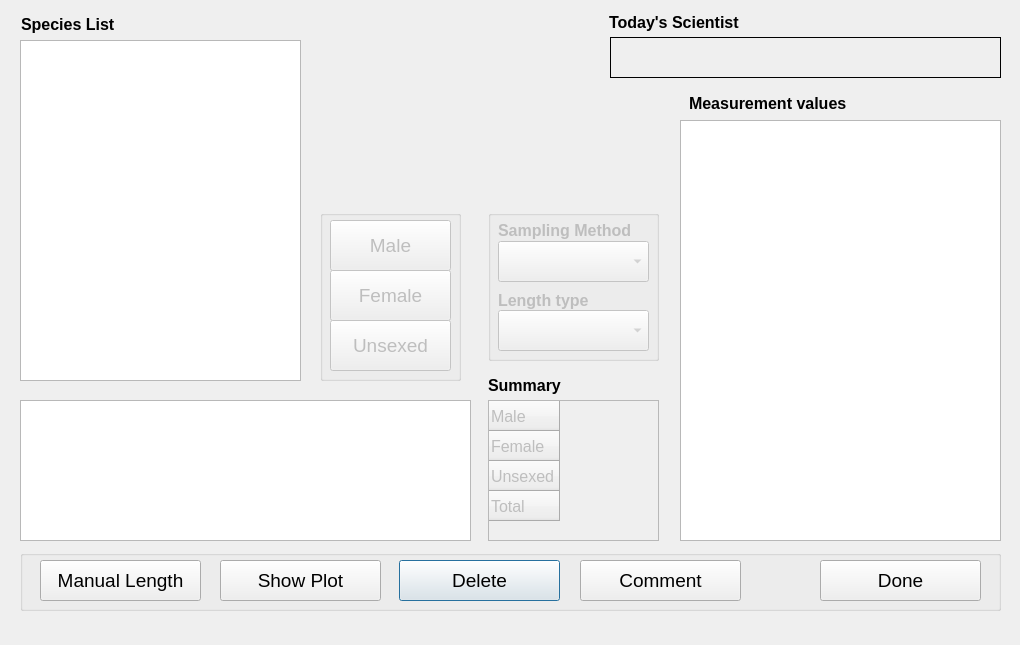
First picture: the form in ui/CLAMSLength.ui, repository guyuhong/CLAMS, before the edit.
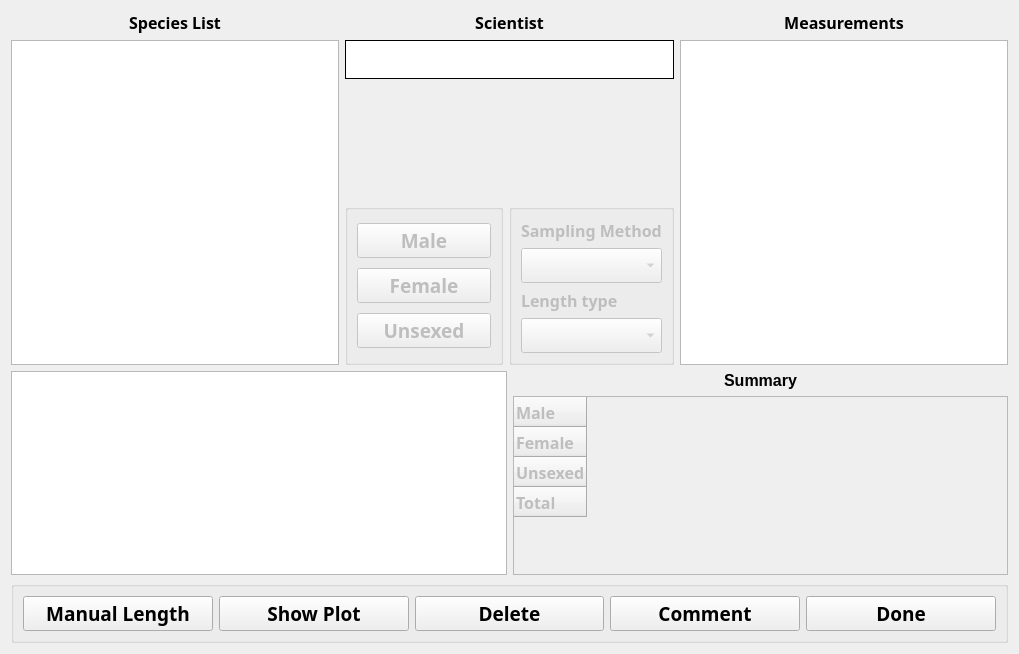
Second picture: the form after the edit.

Patch:
```diff
--- a/ui/CLAMSLength.ui
+++ b/ui/CLAMSLength.ui
@@ -6,275 +6,78 @@
    <rect>
     <x>0</x>
     <y>0</y>
-    <width>1020</width>
-    <height>645</height>
+    <width>1019</width>
+    <height>654</height>
    </rect>
   </property>
   <property name="windowTitle">
    <string>CLAMS Length</string>
   </property>
-  <widget class="QLabel" name="sciLabel">
-   <property name="geometry">
-    <rect>
-     <x>610</x>
-     <y>37</y>
-     <width>391</width>
-     <height>41</height>
-    </rect>
+  <layout class="QVBoxLayout" name="verticalLayout_5">
+   <item>
+    <layout class="QHBoxLayout" name="horizontalLayout_2">
+     <item>
+      <layout class="QVBoxLayout" name="verticalLayout_3">
+       <item>
+        <widget class="QLabel" name="label_5">
+         <property name="sizePolicy">
+          <sizepolicy hsizetype="Preferred" vsizetype="Preferred">
+           <horstretch>15</horstretch>
+           <verstretch>0</verstretch>
+          </sizepolicy>
    </property>
    <property name="font">
     <font>
-     <pointsize>20</pointsize>
+           <family>Arial Black</family>
+           <pointsize>12</pointsize>
      <weight>75</weight>
      <bold>true</bold>
     </font>
    </property>
-   <property name="autoFillBackground">
-    <bool>true</bool>
-   </property>
-   <property name="frameShape">
-    <enum>QFrame::Panel</enum>
-   </property>
-   <property name="frameShadow">
-    <enum>QFrame::Plain</enum>
-   </property>
-   <property name="lineWidth">
-    <number>1</number>
-   </property>
    <property name="text">
-    <string/>
-   </property>
-  </widget>
-  <widget class="QGroupBox" name="bottomBox">
-   <property name="geometry">
-    <rect>
-     <x>20</x>
-     <y>550</y>
-     <width>981</width>
-     <height>61</height>
-    </rect>
-   </property>
-   <property name="title">
-    <string/>
-   </property>
-   <widget class="QPushButton" name="deleteBtn">
-    <property name="geometry">
-     <rect>
-      <x>379</x>
-      <y>10</y>
-      <width>161</width>
-      <height>41</height>
-     </rect>
-    </property>
-    <property name="font">
-     <font>
-      <pointsize>14</pointsize>
-     </font>
-    </property>
-    <property name="text">
-     <string>Delete</string>
-    </property>
-   </widget>
-   <widget class="QPushButton" name="doneBtn">
-    <property name="geometry">
-     <rect>
-      <x>800</x>
-      <y>10</y>
-      <width>161</width>
-      <height>41</height>
-     </rect>
+          <string>Species List</string>
+         </property>
+         <property name="alignment">
+          <set>Qt::AlignCenter</set>
+         </property>
+        </widget>
+       </item>
+       <item>
+        <widget class="QListWidget" name="speciesList">
+         <property name="sizePolicy">
+          <sizepolicy hsizetype="Expanding" vsizetype="MinimumExpanding">
+           <horstretch>15</horstretch>
+           <verstretch>75</verstretch>
+          </sizepolicy>
     </property>
     <property name="font">
      <font>
-      <pointsize>14</pointsize>
-     </font>
-    </property>
-    <property name="text">
-     <string>Done</string>
-    </property>
-   </widget>
-   <widget class="QPushButton" name="extraBtn_2">
-    <property name="geometry">
-     <rect>
-      <x>200</x>
-      <y>10</y>
-      <width>161</width>
-      <height>41</height>
-     </rect>
-    </property>
-    <property name="font">
-     <font>
-      <pointsize>14</pointsize>
-     </font>
-    </property>
-    <property name="text">
-     <string>Show Plot</string>
-    </property>
-    <property name="checkable">
-     <bool>true</bool>
-    </property>
-   </widget>
-   <widget class="QPushButton" name="commentBtn">
-    <property name="geometry">
-     <rect>
-      <x>560</x>
-      <y>10</y>
-      <width>161</width>
-      <height>41</height>
-     </rect>
-    </property>
-    <property name="font">
-     <font>
-      <pointsize>14</pointsize>
-     </font>
-    </property>
-    <property name="text">
-     <string>Comment</string>
-    </property>
-   </widget>
-   <widget class="QPushButton" name="manualBtn">
-    <property name="geometry">
-     <rect>
-      <x>20</x>
-      <y>10</y>
-      <width>161</width>
-      <height>41</height>
-     </rect>
-    </property>
-    <property name="font">
-     <font>
-      <pointsize>14</pointsize>
-     </font>
-    </property>
-    <property name="text">
-     <string>Manual Length</string>
-    </property>
-   </widget>
-  </widget>
-  <widget class="QTableWidget" name="sumTable">
-   <property name="enabled">
-    <bool>false</bool>
-   </property>
-   <property name="geometry">
-    <rect>
-     <x>488</x>
-     <y>400</y>
-     <width>171</width>
-     <height>141</height>
-    </rect>
-   </property>
-   <property name="font">
-    <font>
-     <pointsize>12</pointsize>
-    </font>
-   </property>
-   <row>
-    <property name="text">
-     <string>Male</string>
-    </property>
-   </row>
-   <row>
-    <property name="text">
-     <string>Female</string>
-    </property>
-   </row>
-   <row>
-    <property name="text">
-     <string>Unsexed</string>
-    </property>
-   </row>
-   <row>
-    <property name="text">
-     <string>Total</string>
-    </property>
-   </row>
-  </widget>
-  <widget class="QLabel" name="label_3">
-   <property name="geometry">
-    <rect>
-     <x>689</x>
-     <y>93</y>
-     <width>211</width>
-     <height>20</height>
-    </rect>
-   </property>
-   <property name="font">
-    <font>
-     <pointsize>12</pointsize>
+           <family>Arial Black</family>
+           <pointsize>11</pointsize>
      <weight>75</weight>
      <bold>true</bold>
     </font>
    </property>
-   <property name="text">
-    <string>Measurement values</string>
-   </property>
-  </widget>
-  <widget class="QLabel" name="label_4">
-   <property name="geometry">
-    <rect>
-     <x>488</x>
-     <y>375</y>
-     <width>119</width>
-     <height>20</height>
-    </rect>
-   </property>
-   <property name="font">
-    <font>
-     <pointsize>12</pointsize>
-     <weight>75</weight>
-     <bold>true</bold>
-    </font>
-   </property>
-   <property name="text">
-    <string>Summary</string>
-   </property>
-  </widget>
+        </widget>
+       </item>
+      </layout>
+     </item>
+     <item>
+      <layout class="QGridLayout" name="gridLayout">
+       <item row="3" column="1">
   <widget class="QGroupBox" name="otherBox">
    <property name="enabled">
     <bool>false</bool>
    </property>
-   <property name="geometry">
-    <rect>
-     <x>488</x>
-     <y>210</y>
-     <width>171</width>
-     <height>151</height>
-    </rect>
-   </property>
    <property name="title">
     <string/>
    </property>
-   <widget class="QLabel" name="label">
-    <property name="geometry">
-     <rect>
-      <x>10</x>
-      <y>80</y>
-      <width>111</width>
-      <height>20</height>
-     </rect>
-    </property>
-    <property name="font">
-     <font>
-      <pointsize>12</pointsize>
-      <weight>75</weight>
-      <bold>true</bold>
-     </font>
-    </property>
-    <property name="text">
-     <string>Length type</string>
-    </property>
-   </widget>
+         <layout class="QVBoxLayout" name="verticalLayout_6">
+          <item>
    <widget class="QLabel" name="label_2">
-    <property name="geometry">
-     <rect>
-      <x>10</x>
-      <y>10</y>
-      <width>151</width>
-      <height>20</height>
-     </rect>
-    </property>
     <property name="font">
      <font>
+              <family>Arial Black</family>
       <pointsize>12</pointsize>
       <weight>75</weight>
       <bold>true</bold>
@@ -284,99 +87,72 @@
      <string>Sampling Method</string>
     </property>
    </widget>
+          </item>
+          <item>
    <widget class="QComboBox" name="samplingMethodBox">
-    <property name="geometry">
-     <rect>
-      <x>10</x>
-      <y>31</y>
-      <width>151</width>
-      <height>41</height>
-     </rect>
-    </property>
     <property name="font">
      <font>
+              <family>Arial Black</family>
       <pointsize>14</pointsize>
+              <weight>75</weight>
+              <bold>true</bold>
      </font>
     </property>
    </widget>
+          </item>
+          <item>
+           <widget class="QLabel" name="label">
+            <property name="font">
+             <font>
+              <family>Arial Black</family>
+              <pointsize>12</pointsize>
+              <weight>75</weight>
+              <bold>true</bold>
+             </font>
+            </property>
+            <property name="text">
+             <string>Length type</string>
+            </property>
+           </widget>
+          </item>
+          <item>
    <widget class="QComboBox" name="lengthTypeBox">
-    <property name="geometry">
-     <rect>
-      <x>10</x>
-      <y>100</y>
-      <width>151</width>
-      <height>41</height>
-     </rect>
-    </property>
     <property name="font">
      <font>
+              <family>Arial Black</family>
       <pointsize>14</pointsize>
-     </font>
-    </property>
-   </widget>
-  </widget>
-  <widget class="QLabel" name="label_5">
-   <property name="geometry">
-    <rect>
-     <x>21</x>
-     <y>14</y>
-     <width>121</width>
-     <height>20</height>
-    </rect>
-   </property>
-   <property name="font">
-    <font>
-     <pointsize>12</pointsize>
      <weight>75</weight>
      <bold>true</bold>
     </font>
    </property>
-   <property name="text">
-    <string>Species List</string>
-   </property>
-  </widget>
-  <widget class="QListWidget" name="speciesList">
-   <property name="geometry">
-    <rect>
-     <x>20</x>
-     <y>40</y>
-     <width>281</width>
-     <height>341</height>
-    </rect>
-   </property>
-   <property name="font">
-    <font>
-     <pointsize>18</pointsize>
-    </font>
-   </property>
-  </widget>
+           </widget>
+          </item>
+         </layout>
+        </widget>
+       </item>
+       <item row="3" column="0">
   <widget class="QGroupBox" name="groupSexBox">
    <property name="enabled">
     <bool>false</bool>
    </property>
-   <property name="geometry">
-    <rect>
-     <x>320</x>
-     <y>210</y>
-     <width>141</width>
-     <height>171</height>
-    </rect>
+         <property name="sizePolicy">
+          <sizepolicy hsizetype="Preferred" vsizetype="Preferred">
+           <horstretch>15</horstretch>
+           <verstretch>0</verstretch>
+          </sizepolicy>
    </property>
    <property name="title">
     <string/>
    </property>
+         <layout class="QVBoxLayout" name="verticalLayout">
+          <item>
    <widget class="QPushButton" name="maleBtn">
-    <property name="geometry">
-     <rect>
-      <x>10</x>
-      <y>10</y>
-      <width>121</width>
-      <height>51</height>
-     </rect>
-    </property>
     <property name="font">
      <font>
+              <family>Arial Black</family>
       <pointsize>14</pointsize>
+              <weight>75</weight>
+              <bold>true</bold>
      </font>
     </property>
     <property name="text">
@@ -386,18 +162,15 @@
      <bool>true</bool>
     </property>
    </widget>
+          </item>
+          <item>
    <widget class="QPushButton" name="femaleBtn">
-    <property name="geometry">
-     <rect>
-      <x>10</x>
-      <y>60</y>
-      <width>121</width>
-      <height>51</height>
-     </rect>
-    </property>
     <property name="font">
      <font>
+              <family>Arial Black</family>
       <pointsize>14</pointsize>
+              <weight>75</weight>
+              <bold>true</bold>
      </font>
     </property>
     <property name="text">
@@ -407,18 +180,15 @@
      <bool>true</bool>
     </property>
    </widget>
+          </item>
+          <item>
    <widget class="QPushButton" name="unsexBtn">
-    <property name="geometry">
-     <rect>
-      <x>10</x>
-      <y>110</y>
-      <width>121</width>
-      <height>51</height>
-     </rect>
-    </property>
     <property name="font">
      <font>
+              <family>Arial Black</family>
       <pointsize>14</pointsize>
+              <weight>75</weight>
+              <bold>true</bold>
      </font>
     </property>
     <property name="text">
@@ -428,35 +198,17 @@
      <bool>true</bool>
     </property>
    </widget>
-  </widget>
-  <widget class="QLabel" name="label_10">
-   <property name="geometry">
-    <rect>
-     <x>609</x>
-     <y>10</y>
-     <width>162</width>
-     <height>24</height>
-    </rect>
-   </property>
-   <property name="font">
-    <font>
-     <pointsize>12</pointsize>
-     <weight>75</weight>
-     <bold>true</bold>
-    </font>
-   </property>
-   <property name="text">
-    <string>Today's Scientist</string>
-   </property>
-  </widget>
+          </item>
+         </layout>
+        </widget>
+       </item>
+       <item row="2" column="0" colspan="2">
   <widget class="QLabel" name="picLabel">
-   <property name="geometry">
-    <rect>
-     <x>330</x>
-     <y>10</y>
-     <width>261</width>
-     <height>196</height>
-    </rect>
+         <property name="sizePolicy">
+          <sizepolicy hsizetype="Preferred" vsizetype="MinimumExpanding">
+           <horstretch>15</horstretch>
+           <verstretch>0</verstretch>
+          </sizepolicy>
    </property>
    <property name="font">
     <font>
@@ -476,29 +228,304 @@
     <string/>
    </property>
   </widget>
+       </item>
+       <item row="0" column="0" colspan="2">
+        <widget class="QLabel" name="label_10">
+         <property name="sizePolicy">
+          <sizepolicy hsizetype="Preferred" vsizetype="Preferred">
+           <horstretch>15</horstretch>
+           <verstretch>0</verstretch>
+          </sizepolicy>
+         </property>
+         <property name="font">
+          <font>
+           <family>Arial Black</family>
+           <pointsize>12</pointsize>
+           <weight>75</weight>
+           <bold>true</bold>
+          </font>
+         </property>
+         <property name="text">
+          <string>Scientist</string>
+         </property>
+         <property name="alignment">
+          <set>Qt::AlignCenter</set>
+         </property>
+        </widget>
+       </item>
+       <item row="1" column="0" colspan="2">
+        <widget class="QLabel" name="sciLabel">
+         <property name="sizePolicy">
+          <sizepolicy hsizetype="Preferred" vsizetype="Preferred">
+           <horstretch>15</horstretch>
+           <verstretch>0</verstretch>
+          </sizepolicy>
+         </property>
+         <property name="font">
+          <font>
+           <family>Arial Black</family>
+           <pointsize>20</pointsize>
+           <weight>75</weight>
+           <bold>true</bold>
+          </font>
+         </property>
+         <property name="autoFillBackground">
+          <bool>false</bool>
+         </property>
+         <property name="styleSheet">
+          <string notr="true">QWidget {
+    background-color: white;
+}</string>
+         </property>
+         <property name="frameShape">
+          <enum>QFrame::Panel</enum>
+         </property>
+         <property name="frameShadow">
+          <enum>QFrame::Plain</enum>
+         </property>
+         <property name="lineWidth">
+          <number>1</number>
+         </property>
+         <property name="text">
+          <string/>
+         </property>
+        </widget>
+       </item>
+      </layout>
+     </item>
+     <item>
+      <layout class="QVBoxLayout" name="verticalLayout_2">
+       <item>
+        <widget class="QLabel" name="label_3">
+         <property name="sizePolicy">
+          <sizepolicy hsizetype="Preferred" vsizetype="Preferred">
+           <horstretch>15</horstretch>
+           <verstretch>0</verstretch>
+          </sizepolicy>
+         </property>
+         <property name="font">
+          <font>
+           <family>Arial Black</family>
+           <pointsize>12</pointsize>
+           <weight>75</weight>
+           <bold>true</bold>
+          </font>
+         </property>
+         <property name="text">
+          <string>Measurements</string>
+         </property>
+         <property name="alignment">
+          <set>Qt::AlignCenter</set>
+         </property>
+        </widget>
+       </item>
+       <item>
   <widget class="QTableView" name="measureView">
-   <property name="geometry">
-    <rect>
-     <x>680</x>
-     <y>120</y>
-     <width>321</width>
-     <height>421</height>
-    </rect>
+         <property name="sizePolicy">
+          <sizepolicy hsizetype="Expanding" vsizetype="MinimumExpanding">
+           <horstretch>15</horstretch>
+           <verstretch>75</verstretch>
+          </sizepolicy>
+         </property>
+         <property name="minimumSize">
+          <size>
+           <width>0</width>
+           <height>325</height>
+          </size>
+         </property>
+         <property name="font">
+          <font>
+           <family>Arial Black</family>
+           <pointsize>11</pointsize>
+           <weight>75</weight>
+           <bold>true</bold>
+          </font>
    </property>
    <attribute name="verticalHeaderVisible">
     <bool>false</bool>
    </attribute>
   </widget>
+       </item>
+      </layout>
+     </item>
+    </layout>
+   </item>
+   <item>
+    <layout class="QHBoxLayout" name="horizontalLayout_3">
+     <item>
   <widget class="QGraphicsView" name="lfPlot">
-   <property name="geometry">
-    <rect>
-     <x>20</x>
-     <y>400</y>
-     <width>451</width>
-     <height>141</height>
-    </rect>
-   </property>
-  </widget>
+       <property name="sizePolicy">
+        <sizepolicy hsizetype="Expanding" vsizetype="Minimum">
+         <horstretch>0</horstretch>
+         <verstretch>0</verstretch>
+        </sizepolicy>
+       </property>
+       <property name="minimumSize">
+        <size>
+         <width>0</width>
+         <height>0</height>
+        </size>
+       </property>
+      </widget>
+     </item>
+     <item>
+      <layout class="QVBoxLayout" name="verticalLayout_4">
+       <item>
+        <widget class="QLabel" name="label_4">
+         <property name="sizePolicy">
+          <sizepolicy hsizetype="Preferred" vsizetype="Preferred">
+           <horstretch>0</horstretch>
+           <verstretch>0</verstretch>
+          </sizepolicy>
+         </property>
+         <property name="font">
+          <font>
+           <pointsize>12</pointsize>
+           <weight>75</weight>
+           <bold>true</bold>
+          </font>
+         </property>
+         <property name="text">
+          <string>Summary</string>
+         </property>
+         <property name="alignment">
+          <set>Qt::AlignCenter</set>
+         </property>
+        </widget>
+       </item>
+       <item>
+        <widget class="QTableWidget" name="sumTable">
+         <property name="enabled">
+          <bool>false</bool>
+         </property>
+         <property name="sizePolicy">
+          <sizepolicy hsizetype="Expanding" vsizetype="Preferred">
+           <horstretch>0</horstretch>
+           <verstretch>0</verstretch>
+          </sizepolicy>
+         </property>
+         <property name="font">
+          <font>
+           <family>Arial Black</family>
+           <pointsize>12</pointsize>
+           <weight>75</weight>
+           <bold>true</bold>
+          </font>
+         </property>
+         <row>
+          <property name="text">
+           <string>Male</string>
+          </property>
+         </row>
+         <row>
+          <property name="text">
+           <string>Female</string>
+          </property>
+         </row>
+         <row>
+          <property name="text">
+           <string>Unsexed</string>
+          </property>
+         </row>
+         <row>
+          <property name="text">
+           <string>Total</string>
+          </property>
+         </row>
+        </widget>
+       </item>
+      </layout>
+     </item>
+    </layout>
+   </item>
+   <item>
+    <widget class="QGroupBox" name="bottomBox">
+     <property name="title">
+      <string/>
+     </property>
+     <layout class="QHBoxLayout" name="horizontalLayout">
+      <item>
+       <widget class="QPushButton" name="manualBtn">
+        <property name="font">
+         <font>
+          <family>Arial Black</family>
+          <pointsize>14</pointsize>
+          <weight>75</weight>
+          <bold>true</bold>
+         </font>
+        </property>
+        <property name="text">
+         <string>Manual Length</string>
+        </property>
+       </widget>
+      </item>
+      <item>
+       <widget class="QPushButton" name="extraBtn_2">
+        <property name="font">
+         <font>
+          <family>Arial Black</family>
+          <pointsize>14</pointsize>
+          <weight>75</weight>
+          <bold>true</bold>
+         </font>
+        </property>
+        <property name="text">
+         <string>Show Plot</string>
+        </property>
+        <property name="checkable">
+         <bool>true</bool>
+        </property>
+       </widget>
+      </item>
+      <item>
+       <widget class="QPushButton" name="deleteBtn">
+        <property name="font">
+         <font>
+          <family>Arial Black</family>
+          <pointsize>14</pointsize>
+          <weight>75</weight>
+          <bold>true</bold>
+         </font>
+        </property>
+        <property name="text">
+         <string>Delete</string>
+        </property>
+       </widget>
+      </item>
+      <item>
+       <widget class="QPushButton" name="commentBtn">
+        <property name="font">
+         <font>
+          <family>Arial Black</family>
+          <pointsize>14</pointsize>
+          <weight>75</weight>
+          <bold>true</bold>
+         </font>
+        </property>
+        <property name="text">
+         <string>Comment</string>
+        </property>
+       </widget>
+      </item>
+      <item>
+       <widget class="QPushButton" name="doneBtn">
+        <property name="font">
+         <font>
+          <family>Arial Black</family>
+          <pointsize>14</pointsize>
+          <weight>75</weight>
+          <bold>true</bold>
+         </font>
+        </property>
+        <property name="text">
+         <string>Done</string>
+        </property>
+       </widget>
+      </item>
+     </layout>
+    </widget>
+   </item>
+  </layout>
  </widget>
  <resources/>
  <connections/>
```
Lines whose indentation alone changed are shown as unchanged.
